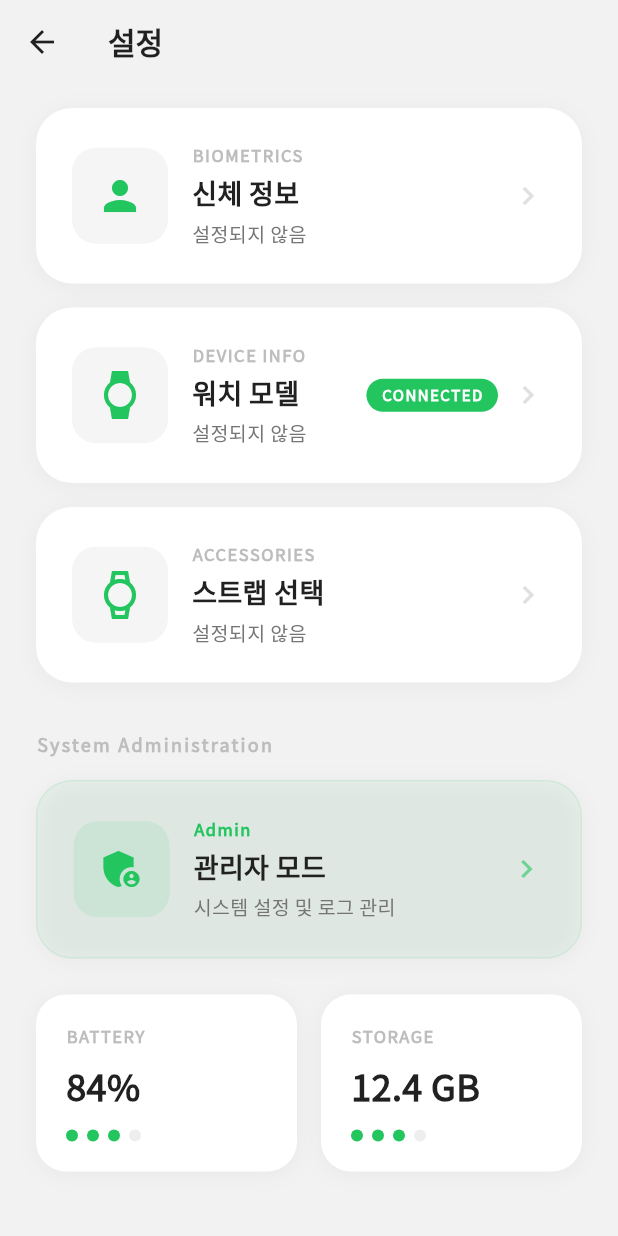
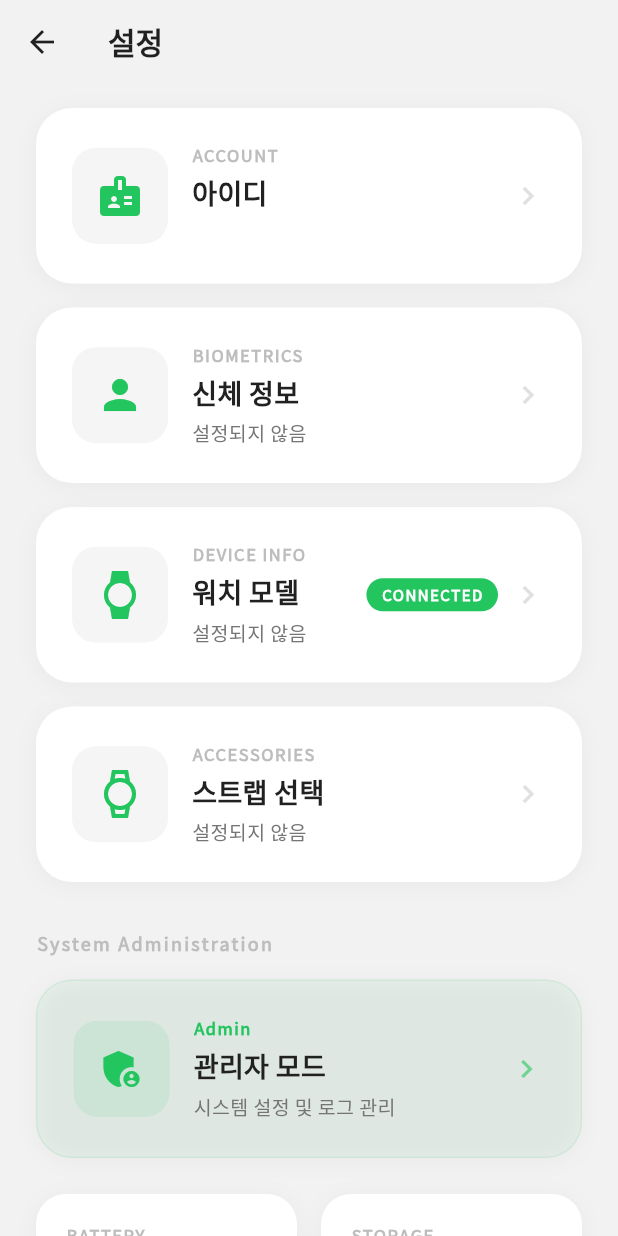
Before and after one commit to Huijong/HealthApp_V1, a Flutter app: the Screen9Settings screen opened by its route, on a phone screen of 412 x 824 dp. Run offline on Flutter 3.47's test engine with Material 3 defaults, Android fonts, the phone set to English and light mode, and no system bars; our stand-ins replace dio, file_picker, google_fonts, shared_preferences; accounts and stored records are empty; key blocks and very long unbroken strings in the code were emptied for the run.

Commit message:
업데이트

```diff
--- a/health_gui_20260324/lib/screens/screen9_settings.dart
+++ b/health_gui_20260324/lib/screens/screen9_settings.dart
@@ -9,6 +9,7 @@
 }
 
 class _Screen9SettingsState extends State<Screen9Settings> {
+  String _userIdSubtitle = '설정되지 않음';
   String _bodyInfoSubtitle = '설정되지 않음';
   String _watchModelSubtitle = '설정되지 않음';
   String _strapSubtitle = '설정되지 않음';
@@ -21,6 +22,9 @@
 
   Future<void> _loadSettings() async {
     final prefs = await SharedPreferences.getInstance();
+
+    // Load User ID
+    String userId = prefs.getString('Id') ?? '설정되지 않음';
 
     // Load Body Info
     String gender = prefs.getString('gender') == 'female' ? '여성' : (prefs.getString('gender') == 'male' ? '남성' : '');
@@ -39,6 +43,7 @@
     String strap = prefs.getString('selectedStrap') ?? '설정되지 않음';
 
     setState(() {
+      _userIdSubtitle = userId;
       _bodyInfoSubtitle = bodyInfo.isNotEmpty ? bodyInfo.join(', ') : '설정되지 않음';
       _watchModelSubtitle = watchModel;
       _strapSubtitle = strap;
@@ -65,6 +70,18 @@
           child: Column(
             crossAxisAlignment: CrossAxisAlignment.start,
             children: [
+              _buildSettingMenuCard(
+                context,
+                icon: Icons.badge,
+                category: 'Account',
+                title: '아이디',
+                subtitle: _userIdSubtitle,
+                route: '/screen1', // Will go back to screen 1 to let them edit id
+                theme: theme,
+                isDark: isDark,
+                primaryColor: primaryColor,
+              ),
+              const SizedBox(height: 16),
               _buildSettingMenuCard(
                 context,
                 icon: Icons.person,
```
Also changed, not shown: health_gui_20260324/lib/screens/screen1_id_input.dart (+10 -2 lines), health_gui_20260324/lib/screens/screen6_upload.dart (+34 -9 lines), health_gui_20260324/77.jpg (added).
